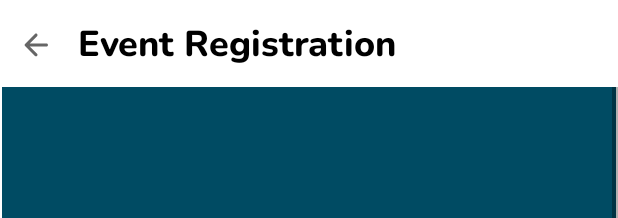
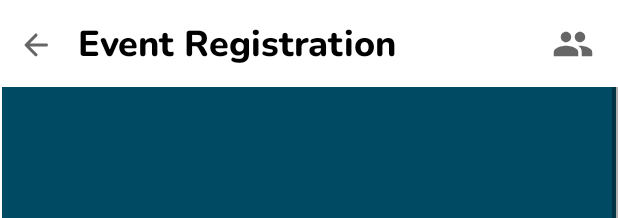
Before and after one commit to ritikkanotra/eventauth-android, an Android app: the layout activity_event_registration.xml on its own in the app's theme, with its tools: preview values and no code run, on a phone screen of 412 x 824 dp. Shown: the top 218 px of the screen. Run offline under Robolectric (Android 15) with nearby library versions, the light colour scheme and no system bars; Roboto replaces fonts that are not available here.

Commit message:
fix shared_with bug of adding new collab to new event

```diff
--- a/app/src/main/java/com/appodex/eventauth/CreateEventActivity.java
+++ b/app/src/main/java/com/appodex/eventauth/CreateEventActivity.java
@@ -202,6 +202,7 @@ public class CreateEventActivity extends AppCompatActivity {
         newEventInfo.put("about", eventAbout);
         newEventInfo.put("cover_image", coverDownloadUrl);
         newEventInfo.put("owner", Utils.firebaseAuth.getCurrentUser().getEmail());
+        newEventInfo.put("shared_with", "");
 
         Utils.firebaseDatabaseRef
                 .child("Events")
--- a/app/src/main/res/layout/activity_event_registration.xml
+++ b/app/src/main/res/layout/activity_event_registration.xml
@@ -37,10 +37,10 @@
         android:layout_height="28dp"
         android:layout_alignParentEnd="true"
         android:layout_marginHorizontal="16dp"
-        android:layout_marginVertical="12dp"
+        android:layout_marginVertical="15dp"
         android:background="?actionBarItemBackground"
         android:src="@drawable/ic_baseline_group_24"
-        android:visibility="invisible" />
+        android:visibility="visible" />
 
 <!--    <com.facebook.shimmer.ShimmerFrameLayout-->
 <!--        android:layout_below="@id/tv_heading"-->
```
